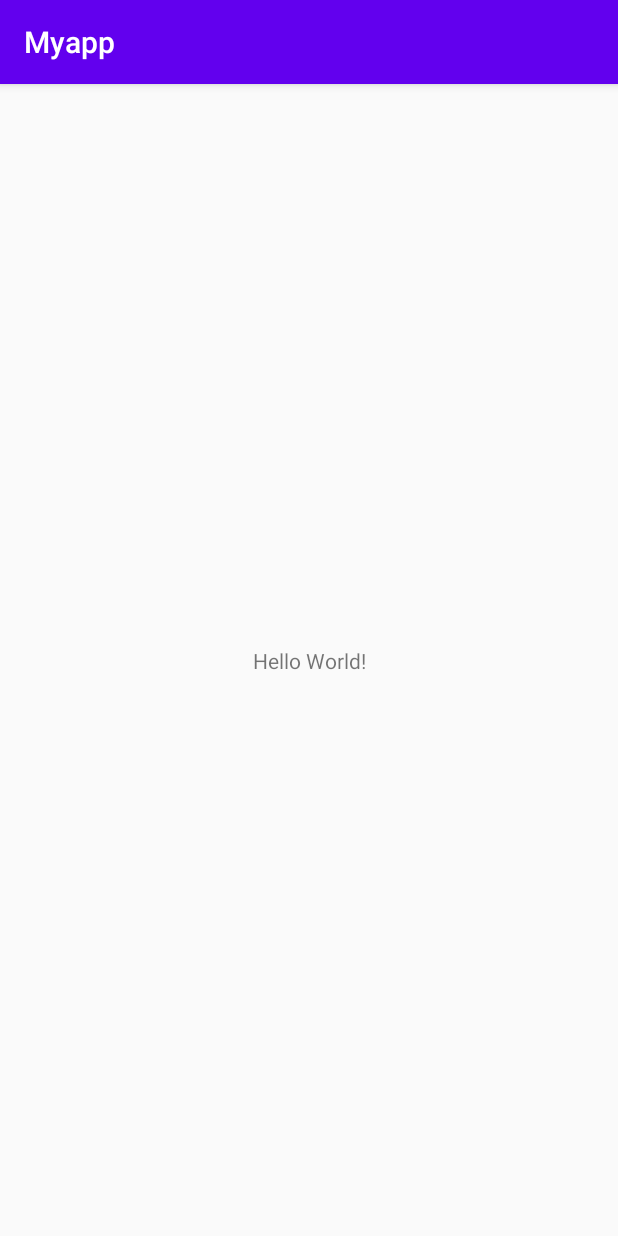
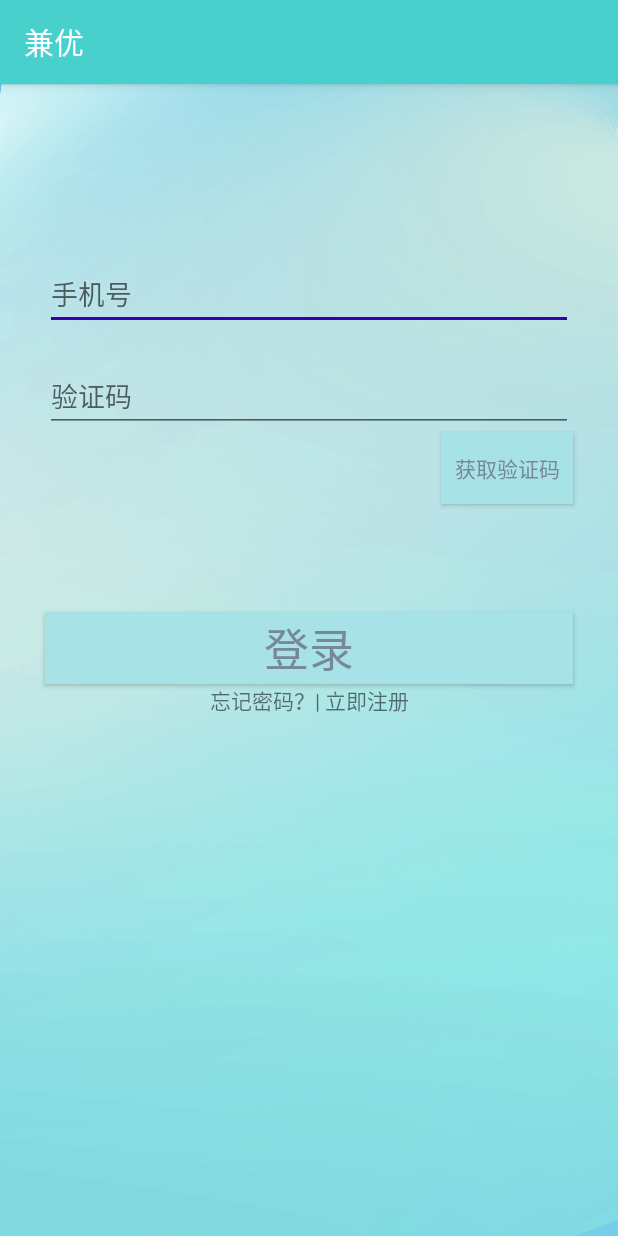
Before and after one commit to Wyh987654321/Myapp, an Android app: the screen it shows after launch (MainActivity), on a phone screen of 412 x 824 dp. Run offline under Robolectric (Android 15) with nearby library versions, the phone set to English and light mode, and no system bars.

Commit message:
登录页面

```diff
--- a/app/build.gradle
+++ b/app/build.gradle
@@ -25,7 +25,6 @@ android {
 
 dependencies {
     implementation fileTree(dir: 'libs', include: ['*.jar'])
-
     implementation 'androidx.appcompat:appcompat:1.1.0'
     implementation 'androidx.constraintlayout:constraintlayout:1.1.3'
     testImplementation 'junit:junit:4.12'
--- a/app/src/main/AndroidManifest.xml
+++ b/app/src/main/AndroidManifest.xml
@@ -4,11 +4,13 @@
 
     <application
         android:allowBackup="true"
-        android:icon="@mipmap/ic_launcher"
+        android:icon="@mipmap/icon"
         android:label="@string/app_name"
-        android:roundIcon="@mipmap/ic_launcher_round"
+        android:roundIcon="@mipmap/icon"
         android:supportsRtl="true"
         android:theme="@style/AppTheme">
+
+
         <activity android:name=".MainActivity">
             <intent-filter>
                 <action android:name="android.intent.action.MAIN" />
--- a/app/src/main/res/layout/activity_main.xml
+++ b/app/src/main/res/layout/activity_main.xml
@@ -4,15 +4,102 @@
     xmlns:tools="http://schemas.android.com/tools"
     android:layout_width="match_parent"
     android:layout_height="match_parent"
+    android:background="@mipmap/bg"
     tools:context=".MainActivity">
 
+    <EditText
+        android:id="@+id/phone"
+        android:layout_width="match_parent"
+        android:layout_height="wrap_content"
+        android:layout_marginStart="30dp"
+        android:layout_marginLeft="30dp"
+        android:layout_marginTop="116dp"
+        android:layout_marginEnd="30dp"
+        android:layout_marginRight="30dp"
+        android:autofillHints=""
+        android:ems="10"
+        android:hint="@string/ID"
+        android:inputType="number"
+        app:layout_constraintEnd_toEndOf="parent"
+        app:layout_constraintHorizontal_bias="1.0"
+        app:layout_constraintStart_toStartOf="parent"
+        app:layout_constraintTop_toTopOf="parent" />
+
     <TextView
+        android:id="@+id/textView"
         android:layout_width="wrap_content"
         android:layout_height="wrap_content"
-        android:text="Hello World!"
+        android:layout_marginStart="60dp"
+        android:layout_marginLeft="60dp"
+        android:layout_marginTop="60dp"
+        android:layout_marginEnd="365dp"
+        android:layout_marginRight="365dp"
+        android:layout_marginBottom="647dp"
+        android:text="@string/login"
+        android:textSize="30sp"
         app:layout_constraintBottom_toBottomOf="parent"
-        app:layout_constraintLeft_toLeftOf="parent"
-        app:layout_constraintRight_toRightOf="parent"
-        app:layout_constraintTop_toTopOf="parent" />
+        app:layout_constraintEnd_toEndOf="parent"
+        app:layout_constraintHorizontal_bias="0.238"
+        app:layout_constraintStart_toStartOf="parent"
+        app:layout_constraintTop_toTopOf="parent"
+        app:layout_constraintVertical_bias="0.0" />
+
+    <EditText
+        android:id="@+id/PAWd"
+        android:layout_width="match_parent"
+        android:layout_height="wrap_content"
+        android:layout_marginStart="30dp"
+        android:layout_marginLeft="30dp"
+        android:layout_marginTop="20dp"
+        android:layout_marginEnd="30dp"
+        android:layout_marginRight="30dp"
+        android:autofillHints=""
+        android:ems="10"
+        android:hint="@string/password"
+        android:inputType="number"
+        app:layout_constraintEnd_toEndOf="parent"
+        app:layout_constraintStart_toStartOf="parent"
+        app:layout_constraintTop_toBottomOf="@+id/phone" />
+
+    <Button
+        android:id="@+id/login"
+        android:layout_width="match_parent"
+        android:layout_height="wrap_content"
+        android:layout_marginStart="30dp"
+        android:layout_marginLeft="30dp"
+        android:layout_marginTop="120dp"
+        android:layout_marginEnd="30dp"
+        android:layout_marginRight="30dp"
+        android:background="@color/transparent"
+        android:text="@string/login"
+        android:textColor="#778899"
+        android:textSize="30sp"
+        app:layout_constraintEnd_toEndOf="parent"
+        app:layout_constraintHorizontal_bias="0.498"
+        app:layout_constraintStart_toStartOf="parent"
+        app:layout_constraintTop_toBottomOf="@+id/PAWd" />
+
+    <TextView
+        android:id="@+id/textView2"
+        android:layout_width="wrap_content"
+        android:layout_height="wrap_content"
+        android:autoLink="all"
+        android:text="@string/register"
+        app:layout_constraintEnd_toEndOf="parent"
+        app:layout_constraintStart_toStartOf="parent"
+        app:layout_constraintTop_toBottomOf="@+id/login" />
+
+    <Button
+        android:id="@+id/getnum"
+        android:layout_width="wrap_content"
+        android:layout_height="wrap_content"
+        android:layout_marginEnd="30dp"
+        android:layout_marginRight="30dp"
+        android:background="@color/transparent"
+        android:text="@string/getnum"
+        android:textColor="#778899"
+        app:layout_constraintEnd_toEndOf="parent"
+        app:layout_constraintTop_toBottomOf="@+id/PAWd" />
+
 
 </androidx.constraintlayout.widget.ConstraintLayout>
--- a/app/src/main/res/values/colors.xml
+++ b/app/src/main/res/values/colors.xml
@@ -3,4 +3,6 @@
     <color name="colorPrimary">#6200EE</color>
     <color name="colorPrimaryDark">#3700B3</color>
     <color name="colorAccent">#03DAC5</color>
+    <color name="transparent">#A7E3E6</color>
+    <color name="colorAccent2">#48D1CC</color>
 </resources>
--- a/app/src/main/res/values/strings.xml
+++ b/app/src/main/res/values/strings.xml
@@ -1,3 +1,9 @@
 <resources>
-    <string name="app_name">Myapp</string>
+    <string name="app_name">兼优</string>
+    <string name="login">登录</string>
+    <string name="password">验证码</string>
+    <string name="ID">手机号</string>
+    <string name="welconme">Welcome</string>
+    <string name="register">忘记密码？| 立即注册</string>
+    <string name="getnum">获取验证码</string>
 </resources>
--- a/app/src/main/res/values/styles.xml
+++ b/app/src/main/res/values/styles.xml
@@ -3,9 +3,10 @@
     <!-- Base application theme. -->
     <style name="AppTheme" parent="Theme.AppCompat.Light.DarkActionBar">
         <!-- Customize your theme here. -->
-        <item name="colorPrimary">@color/colorPrimary</item>
-        <item name="colorPrimaryDark">@color/colorPrimaryDark</item>
-        <item name="colorAccent">@color/colorAccent</item>
+        <item name="colorPrimary">@color/colorAccent2</item>
+        <item name="colorPrimaryDark">@color/colorAccent2</item>
+        <item name="colorAccent">@color/colorPrimaryDark</item>
+
     </style>
 
 </resources>
```
Also changed, not shown: app/src/main/res/mipmap-xhdpi/bg.png (added), app/src/main/res/mipmap-xhdpi/icon.png (added).
